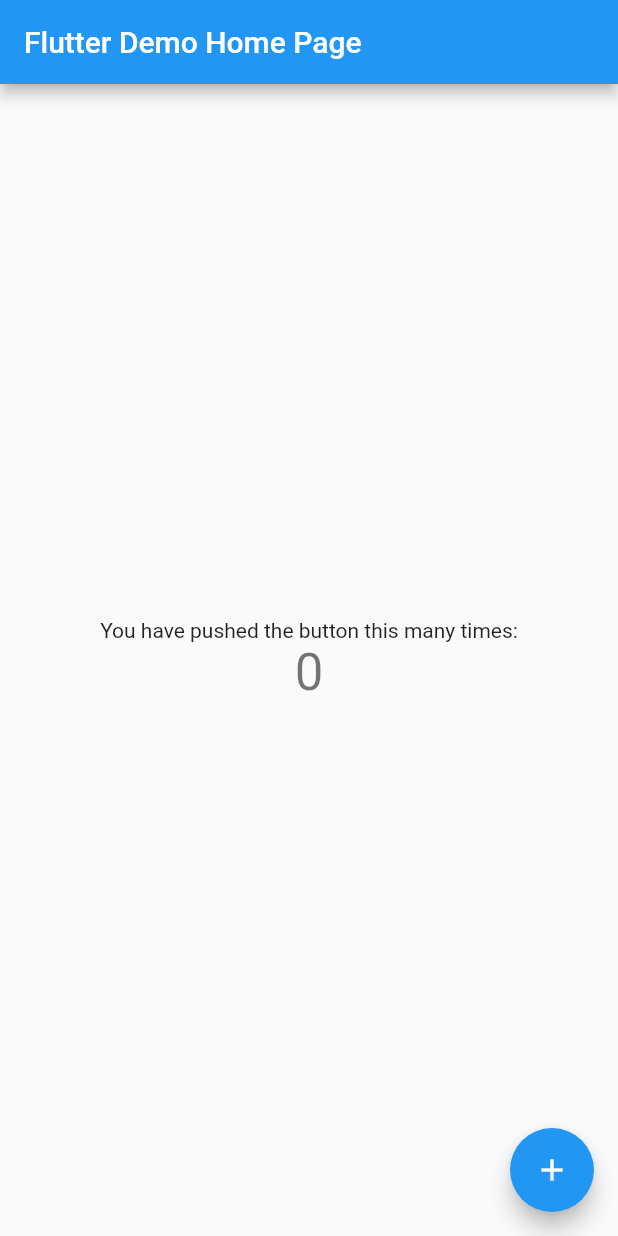
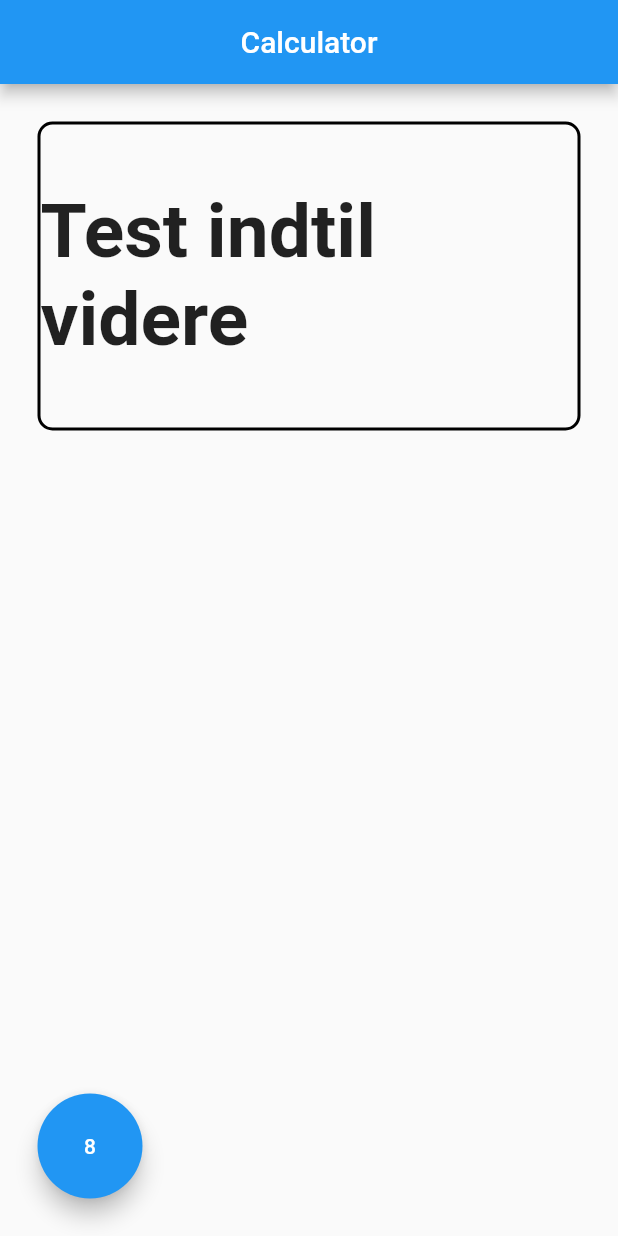
Before and after one commit to MathiasKrarup/RPN_Calculator, a Flutter app: the screen it shows after launch, on a phone screen of 412 x 824 dp. Run offline on Flutter 3.47's test engine with Material 2 defaults, Android fonts, the phone set to English and light mode, and no system bars.

Commit message:
Start up working on UI

```diff
--- /dev/null
+++ b/lib/display.dart
@@ -0,0 +1,34 @@
+import 'package:flutter/material.dart';
+
+
+class Display extends StatefulWidget {
+  const Display({super.key});
+
+  @override
+  State<Display> createState() => _DisplayState();
+}
+
+class _DisplayState extends State<Display> {
+  @override
+  Widget build(BuildContext context) {
+    return Container(
+      margin: EdgeInsets.all(25),
+      decoration: BoxDecoration(
+        border: Border.all(
+          color: Colors.black,
+          width: 2,
+        ),
+        borderRadius: BorderRadius.circular(10),
+      ),
+      child: Center(
+        child: Text(
+          "Test indtil videre",
+          style: TextStyle(
+            fontSize: 50,
+            fontWeight: FontWeight.bold,
+          ),
+        ),
+      ),
+    );
+  }
+}
--- /dev/null
+++ b/lib/keypad.dart
@@ -0,0 +1,41 @@
+import 'package:flutter/material.dart';
+
+class Keypad extends StatefulWidget {
+  const Keypad({super.key});
+
+  @override
+  State<Keypad> createState() => _KeypadState();
+}
+class _KeypadState extends State<Keypad> {
+  final List<String> actionButtons = [
+    '1', '2', '3', '4', '5', '6', '7',
+    '8', '9', '+', '-', '/', '*', '%',
+    'Enter',
+  ];
+
+  @override
+  Widget build(BuildContext context) {
+    return Container(
+      child: Column(
+        mainAxisAlignment: MainAxisAlignment.end,
+        children: [
+          Row(
+            children: [
+              Container(
+                margin: EdgeInsets.all(25),
+                child: SizedBox(
+                  width: 70,
+                  height: 70,
+                  child: FloatingActionButton(
+                    onPressed: () {},
+                    child: Text('8'),
+                  ),
+                ),
+              ),
+            ],
+          ),
+        ],
+      ),
+    );
+  }
+}
--- a/lib/main.dart
+++ b/lib/main.dart
@@ -1,4 +1,7 @@
 import 'package:flutter/material.dart';
+import 'package:gui_calculator/keypad.dart';
+import 'package:gui_calculator/display.dart';
+
 
 void main() {
   runApp(const MyApp());
@@ -10,66 +13,34 @@
   @override
   Widget build(BuildContext context) {
     return MaterialApp(
-      title: 'Flutter Demo',
-      theme: ThemeData(
-
-        primarySwatch: Colors.blue,
+      theme: ThemeData(),
+        home: Scaffold(
+        appBar: AppBar(
+          title: Center(
+            child: Text(
+              'Calculator',
             ),
-      home: const MyHomePage(title: 'Flutter Demo Home Page'),
-    );
-  }
-}
-
-class MyHomePage extends StatefulWidget {
-  const MyHomePage({super.key, required this.title});
-
-
-  final String title;
-
-  @override
-  State<MyHomePage> createState() => _MyHomePageState();
-}
-
-class _MyHomePageState extends State<MyHomePage> {
-  int _counter = 0;
-
-  void _incrementCounter() {
-    setState(() {
-
-      _counter++;
-    });
-  }
-
-  @override
-  Widget build(BuildContext context) {
-
-    return Scaffold(
-      appBar: AppBar(
-        // Here we take the value from the MyHomePage object that was created by
-        // the App.build method, and use it to set our appbar title.
-        title: Text(widget.title),
           ),
-      body: Center(
-
-        child: Column(
-
-          mainAxisAlignment: MainAxisAlignment.center,
-          children: <Widget>[
-            const Text(
-              'You have pushed the button this many times:',
         ),
-            Text(
-              '$_counter',
-              style: Theme.of(context).textTheme.headlineMedium,
+            body: Column(
+              children: [
+                Expanded(
+                  flex: 1,
+                  child: Container(
+                    width: double.infinity,
+                    child: Display(),
+                  ),
+                ),
+                Expanded(
+                  flex: 2,
+                  child: Container(
+                    width: double.infinity,
+                    child: Keypad(),
+                  ),
                 ),
               ],
             ),
       ),
-      floatingActionButton: FloatingActionButton(
-        onPressed: _incrementCounter,
-        tooltip: 'Increment',
-        child: const Icon(Icons.add),
-      ), // This trailing comma makes auto-formatting nicer for build methods.
     );
   }
 }
```
Lines whose indentation alone changed are shown as unchanged.
